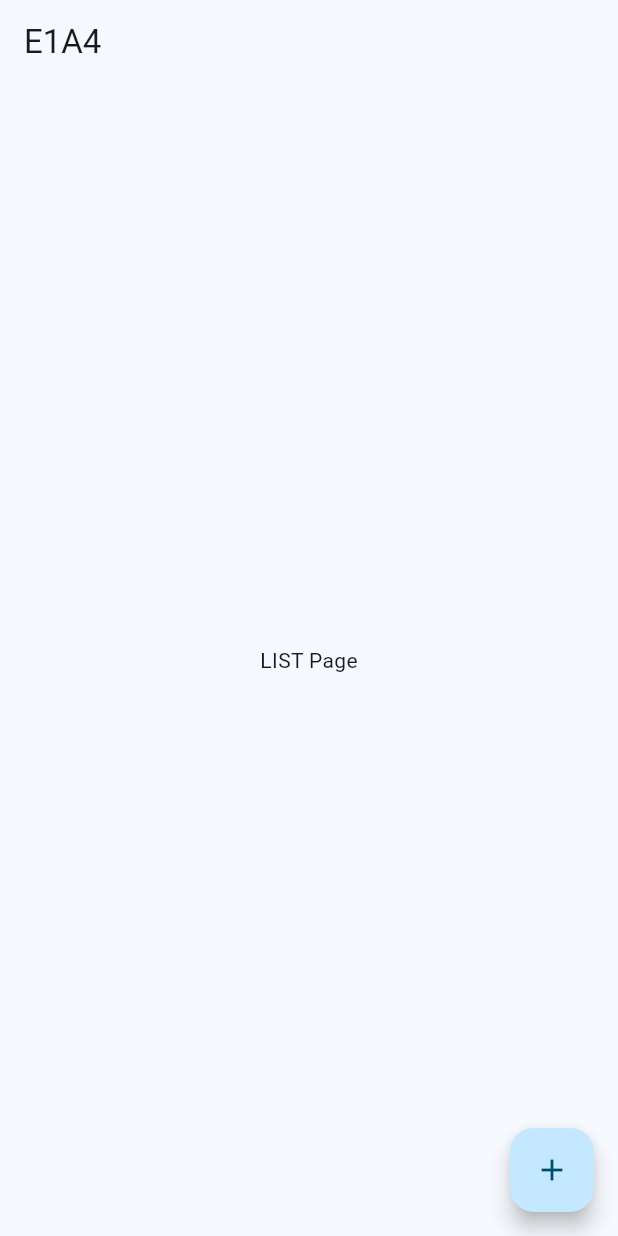
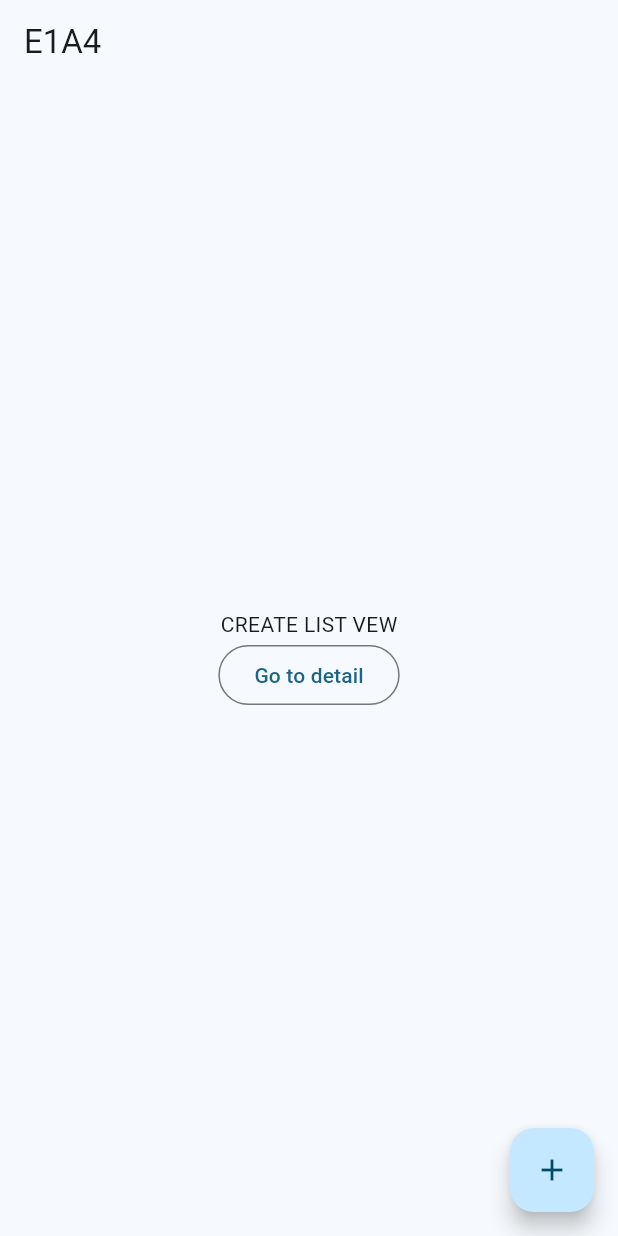
Before and after one commit to alexcho617/helloIOneEFour, a Flutter app: the screen it shows after launch, after a tap on the "add" icon, on a phone screen of 412 x 824 dp. Run offline on Flutter 3.47's test engine with Material 2 defaults, Android fonts, the phone set to English and light mode, and no system bars.

Commit message:
[Update] Created sample buttons to connect with other pages

```diff
--- a/hello_i1e4/lib/pages/listPage.dart
+++ b/hello_i1e4/lib/pages/listPage.dart
@@ -11,11 +11,21 @@ class ListPage extends StatelessWidget {
       floatingActionButton: FloatingActionButton(
         child: Icon(Icons.add),
         onPressed: () {
-          print("FAB Pressed");
+          print("Navigate to NewPage Pressed");
         },
       ),
       body: Center(
-        child: Text('LIST Page'),
+        child: Column(
+          mainAxisAlignment: MainAxisAlignment.center,
+          children: [
+            Text('CREATE LIST VEW'),
+            OutlinedButton(
+                onPressed: () {
+                  print("Navigate to DetailPage");
+                },
+                child: Text("Go to detail"))
+          ],
+        ),
       ),
     );
   }
```
